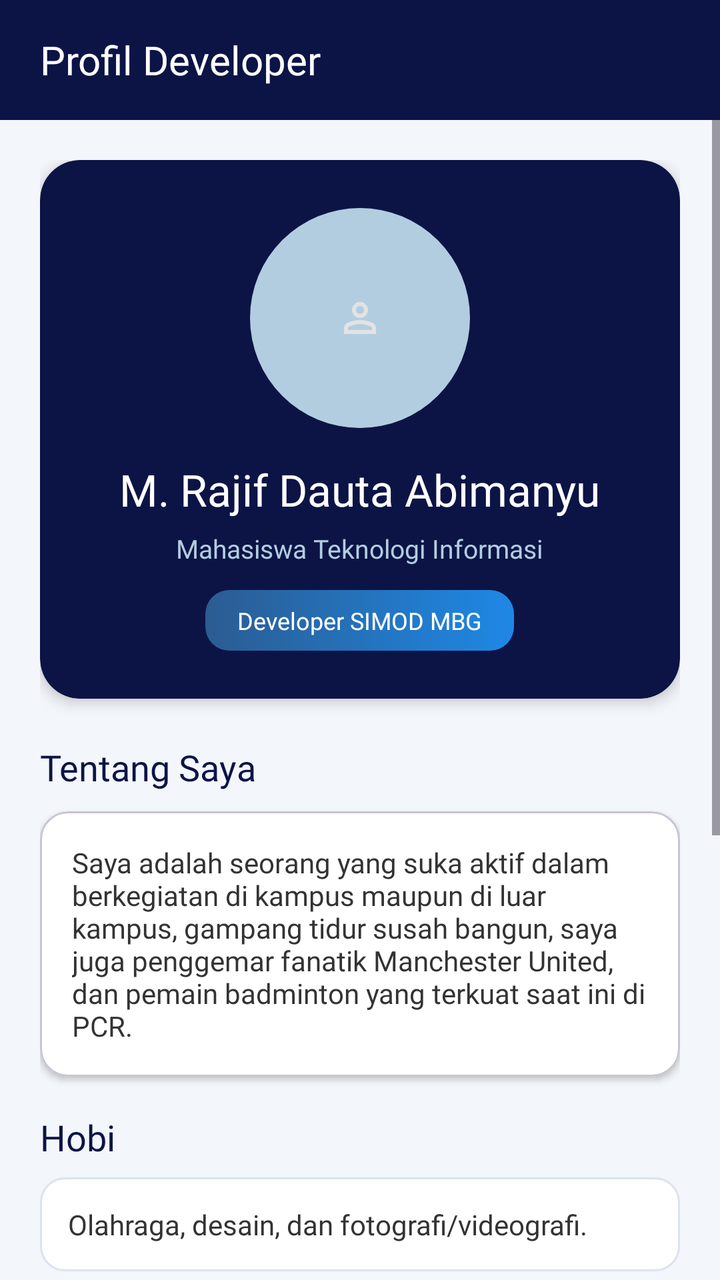
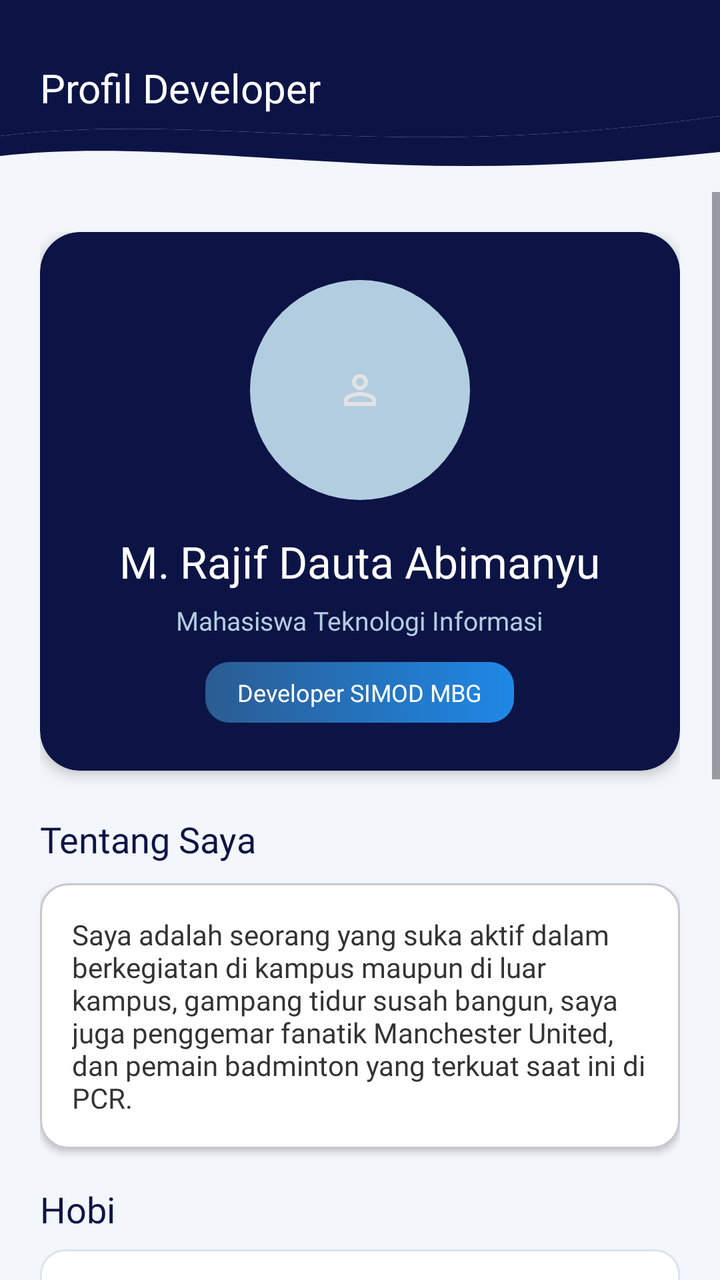

Two renders of the same Android screen: before a commit and after it. Below are the layout's source before the change and the commit's diff.
<!-- AndroidManifest.xml: application theme Theme.JIPLays -->
<!-- res/layout/fragment_profile.xml -->
<?xml version="1.0" encoding="utf-8"?>
<androidx.constraintlayout.widget.ConstraintLayout
    xmlns:android="http://schemas.android.com/apk/res/android"
    xmlns:app="http://schemas.android.com/apk/res-auto"
    android:layout_width="match_parent"
    android:layout_height="match_parent"
    android:background="#F3F6FA">

    
    <TextView
        android:id="@+id/tvProfileHeader"
        android:layout_width="0dp"
        android:layout_height="60dp"
        android:background="@color/primary_navy"
        android:gravity="center_vertical"
        android:paddingHorizontal="20dp"
        android:text="Profil Developer"
        android:textColor="@color/white"
        android:textSize="20sp"
        android:fontFamily="@font/montserrat_bold"
        app:layout_constraintTop_toTopOf="parent"
        app:layout_constraintStart_toStartOf="parent"
        app:layout_constraintEnd_toEndOf="parent" />

    
    <ScrollView
        android:id="@+id/scrollProfile"
        android:layout_width="0dp"
        android:layout_height="0dp"
        android:fillViewport="true"
        android:clipToPadding="false"
        android:paddingBottom="16dp"
        app:layout_constraintTop_toBottomOf="@id/tvProfileHeader"
        app:layout_constraintBottom_toBottomOf="parent"
        app:layout_constraintStart_toStartOf="parent"
        app:layout_constraintEnd_toEndOf="parent">

        <LinearLayout
            android:layout_width="match_parent"
            android:layout_height="wrap_content"
            android:orientation="vertical"
            android:padding="20dp">

            
            <com.google.android.material.card.MaterialCardView
                android:layout_width="match_parent"
                android:layout_height="wrap_content"
                app:cardBackgroundColor="@color/primary_navy"
                app:cardCornerRadius="20dp"
                app:cardElevation="4dp"
                app:strokeWidth="0dp">

                <LinearLayout
                    android:layout_width="match_parent"
                    android:layout_height="wrap_content"
                    android:gravity="center"
                    android:orientation="vertical"
                    android:padding="24dp">

                    <ImageView
                        android:id="@+id/imgProfile"
                        android:layout_width="110dp"
                        android:layout_height="110dp"
                        android:src="@drawable/ic_person"
                        android:contentDescription="Foto developer"
                        android:padding="20dp"
                        android:background="@drawable/bg_avatar"
                        android:scaleType="centerInside" />

                    <TextView
                        android:id="@+id/tvDeveloperName"
                        android:layout_width="wrap_content"
                        android:layout_height="wrap_content"
                        android:layout_marginTop="16dp"
                        android:gravity="center"
                        android:text="M. Rajif Dauta Abimanyu"
                        android:textColor="@color/white"
                        android:textSize="22sp"
                        android:fontFamily="@font/montserrat_bold" />

                    <TextView
                        android:id="@+id/tvDeveloperRole"
                        android:layout_width="wrap_content"
                        android:layout_height="wrap_content"
                        android:layout_marginTop="6dp"
                        android:gravity="center"
                        android:text="Mahasiswa Teknologi Informasi"
                        android:textColor="@color/primary_light"
                        android:textSize="13sp"
                        android:fontFamily="@font/inter_18pt_regular" />

                    <TextView
                        android:layout_width="wrap_content"
                        android:layout_height="wrap_content"
                        android:layout_marginTop="12dp"
                        android:background="@drawable/bg_button_gradient"
                        android:paddingHorizontal="16dp"
                        android:paddingVertical="7dp"
                        android:text="Developer SIMOD MBG"
                        android:textColor="@color/white"
                        android:textSize="12sp"
                        android:fontFamily="@font/montserrat_medium" />

                </LinearLayout>
            </com.google.android.material.card.MaterialCardView>

            
            <TextView
                android:layout_width="wrap_content"
                android:layout_height="wrap_content"
                android:layout_marginTop="22dp"
                android:text="Tentang Saya"
                android:textColor="@color/primary_navy"
                android:textSize="18sp"
                android:fontFamily="@font/montserrat_bold" />

            <com.google.android.material.card.MaterialCardView
                android:layout_width="match_parent"
                android:layout_height="wrap_content"
                android:layout_marginTop="10dp"
                app:cardBackgroundColor="@color/white"
                app:cardCornerRadius="14dp"
                app:cardElevation="2dp">

                <TextView
                    android:id="@+id/tvAbout"
                    android:layout_width="match_parent"
                    android:layout_height="wrap_content"
                    android:padding="16dp"
                    android:text="Saya adalah seorang yang suka aktif dalam berkegiatan di kampus maupun di luar kampus, gampang tidur susah bangun, saya juga penggemar fanatik Manchester United, dan pemain badminton yang terkuat saat ini di PCR."
                    android:textColor="@color/text_body"
                    android:textSize="14sp"
                    android:fontFamily="@font/inter_18pt_regular" />

            </com.google.android.material.card.MaterialCardView>

            
            <TextView
                android:layout_width="wrap_content"
                android:layout_height="wrap_content"
                android:layout_marginTop="18dp"
                android:text="Hobi"
                android:textColor="@color/primary_navy"
                android:textSize="18sp"
                android:fontFamily="@font/montserrat_bold" />

            <TextView
                android:id="@+id/tvHobby"
                android:layout_width="match_parent"
                android:layout_height="wrap_content"
                android:layout_marginTop="8dp"
                android:background="@drawable/bg_input"
                android:padding="14dp"
                android:text="Olahraga, desain, dan fotografi/videografi."
                android:textColor="@color/text_body"
                android:textSize="14sp"
                android:fontFamily="@font/inter_18pt_regular" />

            
            <TextView
                android:layout_width="wrap_content"
                android:layout_height="wrap_content"
                android:layout_marginTop="18dp"
                android:text="Kekuatan Terbesar"
                android:textColor="@color/primary_navy"
                android:textSize="18sp"
                android:fontFamily="@font/montserrat_bold" />

            <TextView
                android:id="@+id/tvStrength"
                android:layout_width="match_parent"
                android:layout_height="wrap_content"
                android:layout_marginTop="8dp"
                android:background="@drawable/bg_input"
                android:padding="14dp"
                android:text="Mampu belajar hal baru, mudah beradaptasi, bisa memimpin suatu kelompok, dan memiliki kemampuan problem solving tersendiri."
                android:textColor="@color/text_body"
                android:textSize="14sp"
                android:fontFamily="@font/inter_18pt_regular" />

            
            <TextView
                android:layout_width="wrap_content"
                android:layout_height="wrap_content"
                android:layout_marginTop="18dp"
                android:text="Media Sosial"
                android:textColor="@color/primary_navy"
                android:textSize="18sp"
                android:fontFamily="@font/montserrat_bold" />

            <TextView
                android:id="@+id/tvInstagram"
                android:layout_width="match_parent"
                android:layout_height="wrap_content"
                android:layout_marginTop="8dp"
                android:background="@drawable/bg_input"
                android:padding="14dp"
                android:text="Instagram: @mda_rajif"
                android:textColor="@color/primary_blue"
                android:textSize="14sp"
                android:fontFamily="@font/inter_18pt_regular" />

            <TextView
                android:id="@+id/tvGithub"
                android:layout_width="match_parent"
                android:layout_height="wrap_content"
                android:layout_marginTop="8dp"
                android:background="@drawable/bg_input"
                android:padding="14dp"
                android:text="GitHub: github.com/rajif24ti"
                android:textColor="@color/primary_blue"
                android:textSize="14sp"
                android:fontFamily="@font/inter_18pt_regular" />

            
            <TextView
                android:layout_width="match_parent"
                android:layout_height="wrap_content"
                android:layout_marginTop="20dp"
                android:gravity="center"
                android:text="SIMOD MBG • Developer Profile • v1.0"
                android:textColor="#8795A8"
                android:textSize="12sp" />

        </LinearLayout>
    </ScrollView>

</androidx.constraintlayout.widget.ConstraintLayout>
<!-- resources referenced by this layout -->
<resources>
  <color name="primary_blue">#2B5C92</color>
  <color name="primary_light">#B3CDE0</color>
  <color name="primary_navy">#0C1446</color>
  <color name="text_body">#333333</color>
  <color name="white">#FFFFFF</color>
  <!-- drawable bg_avatar (drawable) -->
  <?xml version="1.0" encoding="utf-8"?>
  <shape xmlns:android="http://schemas.android.com/apk/res/android">
      <solid android:color="#B3CDE0" />
      <corners android:radius="100dp" />
  </shape>
  <!-- drawable bg_button_gradient (drawable) -->
  <?xml version="1.0" encoding="utf-8"?>
  <shape xmlns:android="http://schemas.android.com/apk/res/android">
  
      <gradient
          android:angle="0"
          android:startColor="@color/primary_blue"
          android:endColor="@color/accent_blue" />
  
      <corners android:radius="12dp" />
  
  </shape>
  <!-- drawable bg_input (drawable) -->
  <?xml version="1.0" encoding="utf-8"?>
  <shape xmlns:android="http://schemas.android.com/apk/res/android">
      <solid android:color="#FFFFFF" />
      <corners android:radius="12dp" />
      <stroke
          android:width="1dp"
          android:color="#DCE3EC" />
  </shape>
  <!-- drawable ic_person (drawable) -->
  <vector xmlns:android="http://schemas.android.com/apk/res/android"
      android:width="24dp"
      android:height="24dp"
      android:viewportWidth="960"
      android:viewportHeight="960">
    <path
        android:pathData="M367,433q-47,-47 -47,-113t47,-113q47,-47 113,-47t113,47q47,47 47,113t-47,113q-47,47 -113,47t-113,-47ZM160,800v-112q0,-34 17.5,-62.5T224,582q62,-31 126,-46.5T480,520q66,0 130,15.5T736,582q29,15 46.5,43.5T800,688v112L160,800ZM240,720h480v-32q0,-11 -5.5,-20T700,654q-54,-27 -109,-40.5T480,600q-56,0 -111,13.5T260,654q-9,5 -14.5,14t-5.5,20v32ZM536.5,376.5Q560,353 560,320t-23.5,-56.5Q513,240 480,240t-56.5,23.5Q400,287 400,320t23.5,56.5Q447,400 480,400t56.5,-23.5ZM480,320ZM480,720Z"
        android:fillColor="#e3e3e3"/>
  </vector>
  <style name="Theme.JIPLays" parent="Base.Theme.JIPLays" />
  <color name="accent_blue">#1E88E5</color>
  <style name="Base.Theme.JIPLays" parent="Theme.Material3.DayNight.NoActionBar">
          <item name="colorPrimary">@color/primary_blue</item>
          <item name="colorPrimaryVariant">@color/primary_navy</item>
          <item name="colorOnPrimary">@color/white</item>
          <item name="colorSecondary">@color/accent_blue</item>
          <item name="colorOnSecondary">@color/white</item>
          <item name="android:statusBarColor">@color/primary_navy</item>
          <item name="android:windowBackground">@color/background</item>
      </style>
  <color name="background">#F4F7FB</color>
</resources>

<!-- the commit's change to res/layout/fragment_profile.xml (unified diff, before → after) -->
@@ -10,8 +10,8 @@
     <TextView
         android:id="@+id/tvProfileHeader"
         android:layout_width="0dp"
-        android:layout_height="60dp"
-        android:background="@color/primary_navy"
+        android:layout_height="88dp"
+        android:background="@drawable/bg_header_wave"
         android:gravity="center_vertical"
         android:paddingHorizontal="20dp"
         android:text="Profil Developer"
@@ -29,6 +29,7 @@
         android:layout_height="0dp"
         android:fillViewport="true"
         android:clipToPadding="false"
+        android:layout_marginTop="8dp"
         android:paddingBottom="16dp"
         app:layout_constraintTop_toBottomOf="@id/tvProfileHeader"
         app:layout_constraintBottom_toBottomOf="parent"
@@ -213,10 +214,22 @@
                 android:fontFamily="@font/inter_18pt_regular" />
 
             
-            <TextView
-                android:layout_width="match_parent"
-                android:layout_height="wrap_content"
+            <com.google.android.material.button.MaterialButton
+                android:id="@+id/btnLogoutProfile"
+                android:layout_width="match_parent"
+                android:layout_height="48dp"
                 android:layout_marginTop="20dp"
+                android:text="Logout dari Akun"
+                android:textAllCaps="false"
+                android:textSize="14sp"
+                android:fontFamily="@font/montserrat_medium"
+                app:backgroundTint="#D93036"
+                app:cornerRadius="12dp" />
+
+            <TextView
+                android:layout_width="match_parent"
+                android:layout_height="wrap_content"
+                android:layout_marginTop="16dp"
                 android:gravity="center"
                 android:text="SIMOD MBG • Developer Profile • v1.0"
                 android:textColor="#8795A8"
<!-- resource entries referenced after the edit -->
@@ -23,6 +23,19 @@
       <corners android:radius="12dp" />
   
   </shape>
+  <!-- drawable bg_header_wave (drawable) -->
+  <vector xmlns:android="http://schemas.android.com/apk/res/android"
+      android:width="360dp"
+      android:height="88dp"
+      android:viewportWidth="360"
+      android:viewportHeight="88">
+      <path
+          android:fillColor="@color/primary_navy"
+          android:pathData="M0,0H360V58C297,67 238,70 177,68C113,66 56,61 0,68Z" />
+      <path
+          android:fillColor="@color/primary_navy"
+          android:pathData="M0,68C56,61 113,66 177,68C238,70 297,67 360,58V76C295,83 232,85 169,81C108,78 52,72 0,78Z" />
+  </vector>
   <!-- drawable bg_input (drawable) -->
   <?xml version="1.0" encoding="utf-8"?>
   <shape xmlns:android="http://schemas.android.com/apk/res/android">
